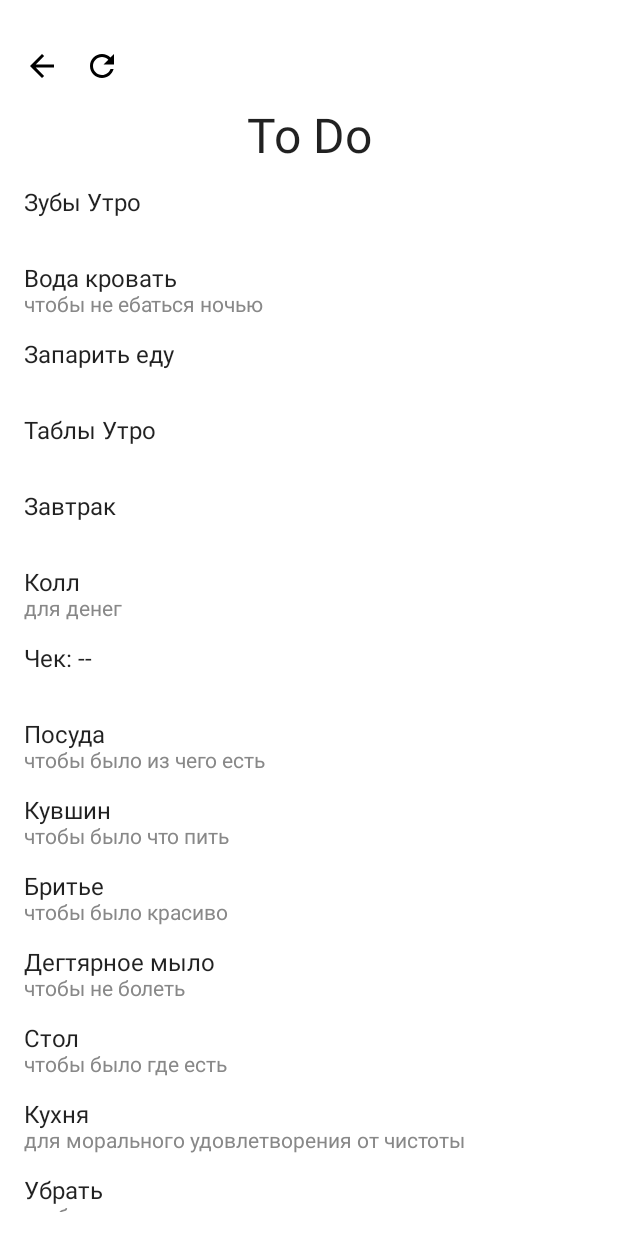
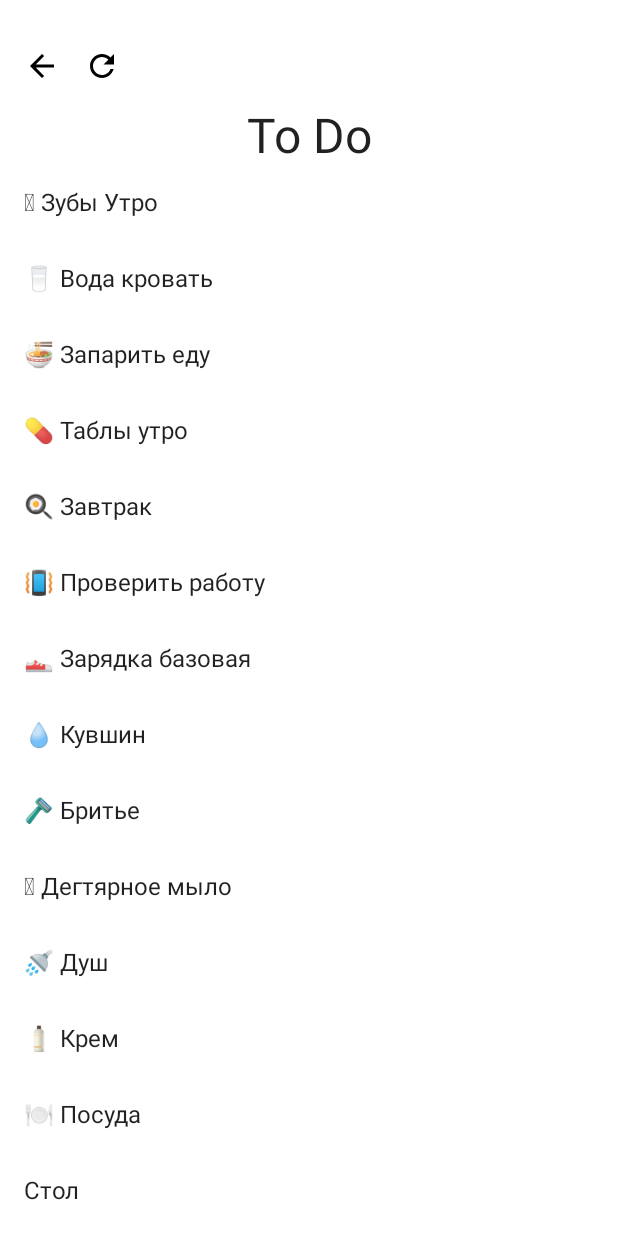
Before and after one commit to cucumber007/state, an Android app built with Jetpack Compose: the screen it shows after launch (MainActivity), after a tap on "Productive", on a phone screen of 412 x 824 dp. Run offline under Robolectric (Android 15) with nearby library versions, the light colour scheme and no system bars.

Commit message:
Add two columns for buttons. Refactor ToDoList.

```diff
--- a/app/build.gradle
+++ b/app/build.gradle
@@ -18,8 +18,8 @@ android {
         applicationId "com.spqrta.state"
         minSdk 21
         targetSdk 34
-        versionCode 1
-        versionName "0.0.6"
+        versionCode 1010007
+        versionName "1.0.7"
 
         testInstrumentationRunner "androidx.test.runner.AndroidJUnitRunner"
         vectorDrawables {
--- a/app/src/main/java/com/spqrta/state/app/features/daily/personas/productive/SectionPayload.kt
+++ b/app/src/main/java/com/spqrta/state/app/features/daily/personas/productive/SectionPayload.kt
@@ -16,6 +16,7 @@ sealed class SectionPayload(val number: SectionNumber, val letter: String, val n
             is Other -> Other(number)
             is Fiz -> Fiz(number)
             is Psychology -> Psychology(number)
+            is Rest -> Rest(number)
         }
     }
 
@@ -25,6 +26,7 @@ sealed class SectionPayload(val number: SectionNumber, val letter: String, val n
             Work(Section0),
             Health(Section0),
             Fun(Section0),
+            Rest(Section0),
             Tabor(Section0),
             Fiz(Section0),
             Psychology(Section0),
@@ -44,7 +46,10 @@ class Health(val n: SectionNumber) : SectionPayload(n, "З", "Здоровье")
 class Tabor(val n: SectionNumber) : SectionPayload(n, "Т", "Табор")
 
 @Serializable
-class Fun(val n: SectionNumber) : SectionPayload(n, "О", "Отдых / Развлечения")
+class Fun(val n: SectionNumber) : SectionPayload(n, "Р", "Развлечения")
+
+@Serializable
+class Rest(val n: SectionNumber) : SectionPayload(n, "О", "Отдых")
 
 @Serializable
 class Fiz(val n: SectionNumber) : SectionPayload(n, "Ф", "Физуха")
--- a/app/src/main/java/com/spqrta/state/app/features/daily/personas/productive/ToDoList.kt
+++ b/app/src/main/java/com/spqrta/state/app/features/daily/personas/productive/ToDoList.kt
@@ -13,35 +13,41 @@ import kotlinx.serialization.Serializable
 
 @Serializable
 data class ToDoList(
+
     val items: List<TodoItem> = listOf(
-        TodoItem("Зубы Утро"),
-        TodoItem("Вода кровать", "чтобы не ебаться ночью"),
-        TodoItem("Запарить еду"),
-        TodoItem("Таблы Утро"),
-        TodoItem("Завтрак"),
-        TodoItem("Колл", "для денег"),
-        TodoItem("Чек: --"),
-        TodoItem("Посуда", "чтобы было из чего есть"),
-        TodoItem("Кувшин", "чтобы было что пить"),
-        TodoItem("Бритье", "чтобы было красиво"),
-        TodoItem("Дегтярное мыло", "чтобы не болеть"),
-        TodoItem("Стол", "чтобы было где есть"),
-        TodoItem("Кухня", "для морального удовлетворения от чистоты"),
-        TodoItem("Убрать", "чтобы не муляло"),
-        TodoItem("----"),
-        TodoItem("Крем", "для комфорта"),
-        TodoItem("Сорт", "для душевного покоя"),
-        TodoItem("Таски", "чтобы не забыть"),
-        TodoItem("Зарядка", "чтобы не болеть"),
-        TodoItem("Запасы", "чтобы потом не бегать"),
-        TodoItem("Подготовить еду", "чтобы не голодать"),
-        TodoItem("Таблы", "чтобы не болеть"),
-        TodoItem("----"),
-        TodoItem("Зубы Вечер", "чтобы ночью там ничего не размножалось"),
-        TodoItem("Таблы Вечер", "чтобы не болеть"),
-        TodoItem("Таски", "чтобы закончить день"),
-        TodoItem("Кл чек", "чтобы вовремя спохватиться"),
+        TodoItem("🪥 Зубы Утро"),
+        TodoItem("🥛 Вода кровать"),
+        TodoItem("🍜 Запарить еду"),
+        TodoItem("💊 Таблы утро"),
+        TodoItem("🍳 Завтрак"),
+        TodoItem("📳 Проверить работу"),
+        TodoItem("👟 Зарядка базовая"),
+        TodoItem("💧 Кувшин"),
+        TodoItem("🪒 Бритье"),
+        TodoItem("🫧 Дегтярное мыло"),
+        TodoItem("🚿 Душ"),
+        TodoItem("🧴 Крем"),
+        TodoItem("🍽️ Посуда"),
+        TodoItem("Стол"),
+        TodoItem("Кухня"),
+        TodoItem("🧹 Убрать"),
+        TodoItem("🧠 Сорт"),
+        TodoItem("📊 Таски"),
+        TodoItem("💪 Зарядка"),
+        TodoItem("🧘‍ Медитация стартовая"),
+        TodoItem("Катя синк"),
+        TodoItem("💊 Таблы обед"),
+        TodoItem("🍔 Обед"),
+        TodoItem("👷‍ Работа"),
+        TodoItem("📦 Запасы"),
+        TodoItem("🥡 Еда Чеклист"),
+        TodoItem("🏌️ Fucking walk"),
+        TodoItem("💊 Таблы вечер"),
+        TodoItem("Катя синк"),
+        TodoItem("🧘‍ Медитация вечер"),
+        TodoItem("🪥 Зубы вечер"),
     )
+
 ) {
     companion object {
         fun reduce(
@@ -56,6 +62,7 @@ data class ToDoList(
                         )
                     }
                 }
+
             }
         }
 
--- a/app/src/main/java/com/spqrta/state/ui/view/ControlsView.kt
+++ b/app/src/main/java/com/spqrta/state/ui/view/ControlsView.kt
@@ -2,10 +2,13 @@ package com.spqrta.state.ui.view
 
 import androidx.compose.foundation.layout.Box
 import androidx.compose.foundation.layout.Column
+import androidx.compose.foundation.layout.Row
 import androidx.compose.foundation.layout.fillMaxWidth
 import androidx.compose.foundation.layout.height
 import androidx.compose.foundation.layout.padding
 import androidx.compose.foundation.layout.width
+import androidx.compose.foundation.lazy.grid.GridCells
+import androidx.compose.foundation.lazy.grid.LazyVerticalGrid
 import androidx.compose.material.Button
 import androidx.compose.material.ButtonDefaults
 import androidx.compose.material.Text
@@ -13,6 +16,7 @@ import androidx.compose.runtime.Composable
 import androidx.compose.ui.Alignment
 import androidx.compose.ui.Modifier
 import androidx.compose.ui.graphics.Color
+import androidx.compose.ui.text.font.FontVariation.width
 import androidx.compose.ui.text.style.TextAlign
 import androidx.compose.ui.unit.Dp
 import androidx.compose.ui.unit.sp
@@ -29,8 +33,27 @@ import com.spqrta.state.ui.theme.Teal200
 
 @Composable
 fun ControlsView(controls: List<Control>, orientation: Orientation) {
+    val rows = if (controls.size % 2 == 0) {
+        controls.size / 2
+    } else {
+        controls.size / 2 + 1
+    }
     Column {
-        controls.forEach { control ->
+        for (i in 0 until rows) {
+            Row(
+
+            ) {
+                ControlView(controls[i * 2], orientation)
+                if (i * 2 + 1 < controls.size) {
+                    ControlView(controls[i * 2 + 1], orientation)
+                }
+            }
+        }
+    }
+}
+
+@Composable
+fun ControlView(control: Control, orientation: Orientation) {
     when (control) {
         is Button -> {
             Button(
@@ -42,13 +65,7 @@ fun ControlsView(controls: List<Control>, orientation: Orientation) {
                         top = Dp(2f),
                         bottom = Dp(2f)
                     )
-                            .height(Dp(40f))
-                            .align(Alignment.CenterHorizontally).let {
-                                when (orientation) {
-                                    Landscape -> it.padding(end = Dp(8f))
-                                    Portrait -> it
-                                }
-                            },
+                    .height(Dp(40f)),
                 colors = when (control.style) {
                     Main -> {
                         ButtonDefaults.buttonColors(
@@ -67,7 +84,8 @@ fun ControlsView(controls: List<Control>, orientation: Orientation) {
             ) {
                 Box(
                     when (orientation) {
-                                Portrait -> Modifier.fillMaxWidth()
+//                        Portrait -> Modifier.fillMaxWidth()
+                        Portrait -> Modifier.width(Dp(100f))
                         Landscape -> Modifier
                             .width(Dp(120f))
                     }
@@ -82,5 +100,3 @@ fun ControlsView(controls: List<Control>, orientation: Orientation) {
         }
     } as Any?
 }
-    }
-}
```
Lines whose indentation alone changed are shown as unchanged.
